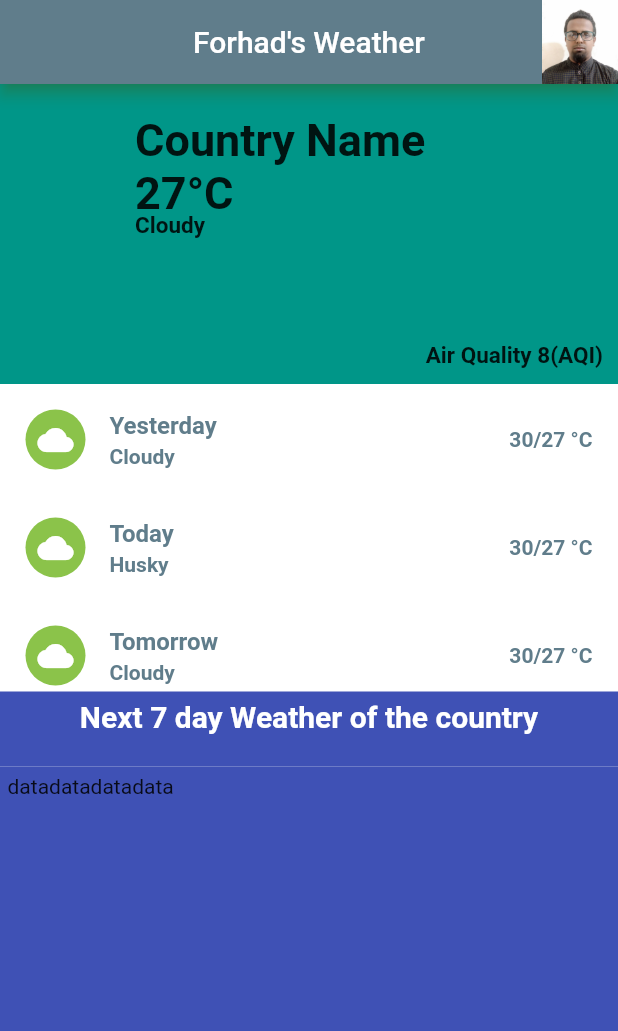
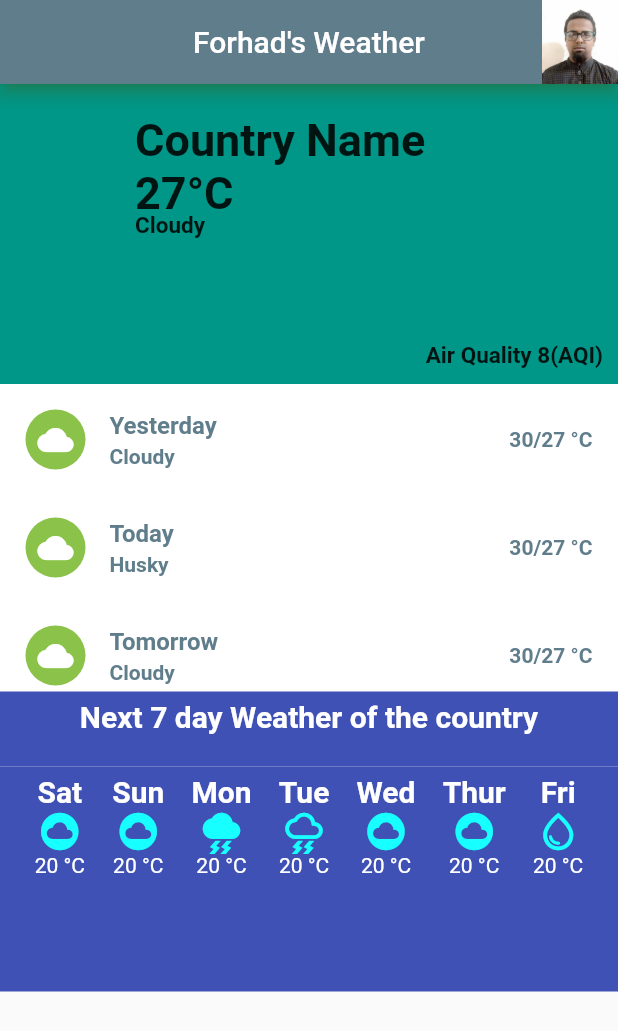
Before and after one commit to ForhadIsrafil/forhad-weather-app-by-flutter, a Flutter app: the screen it shows after launch, on a phone screen of 412 x 824 dp. Shown: the top 1031 px of the screen. Run offline on Flutter 3.47's test engine with Material 2 defaults, Android fonts, the phone set to English and light mode, and no system bars.

Commit message:
7 day weather view done

```diff
--- /dev/null
+++ b/lib/utils/seven_days_weather.dart
@@ -0,0 +1,38 @@
+import 'package:flutter/material.dart';
+
+Column sevenDaysWeather(String day, IconData icon, String weatherValue) {
+  return Column(
+    children: [
+      Row(
+        children: [
+          Text(
+            day,
+            style: const TextStyle(
+                fontWeight: FontWeight.bold,
+                fontSize: 20.0,
+                color: Colors.white),
+          ),
+        ],
+      ),
+      Row(
+        children: [
+          Icon(
+            icon,
+            size: 30,
+            color: Colors.cyanAccent,
+          ),
+        ],
+      ),
+      Row(
+
+        children: [
+          Text(
+            "$weatherValue °C",
+            style: const TextStyle(color: Colors.white),
+            textAlign: TextAlign.center,
+          ),
+        ],
+      ),
+    ],
+  );
+}
--- a/lib/weatherDetails.dart
+++ b/lib/weatherDetails.dart
@@ -1,5 +1,8 @@
 import 'package:flutter/material.dart';
 import 'package:if_weather/utils/bar.dart';
+import 'utils/seven_days_weather.dart';
+import 'main.dart';
+
 
 class WeatherDetails extends StatelessWidget {
   const WeatherDetails({Key? key}) : super(key: key);
@@ -143,25 +146,20 @@ class WeatherDetails extends StatelessWidget {
             Container(
               color: Colors.indigo,
               padding: const EdgeInsets.all(5.0),
-              height: 400.0,
+              height: 150.0,
               child: Row(
+                mainAxisAlignment: MainAxisAlignment.spaceEvenly,
                 children: [
-                  Column(
-
-                    children: [
-                      Row(
-                        children: const [
-                          Text("data"),
-                          Text("data"),
-                          Text("data"),
-                          Text("data"),
-                        ],
-                      )
-                    ],
-                  ),
+                  sevenDaysWeather("Sat", Icons.cloud_circle, "20"),
+                  sevenDaysWeather("Sun", Icons.cloud_circle, "20"),
+                  sevenDaysWeather("Mon", Icons.thunderstorm, "20"),
+                  sevenDaysWeather("Tue", Icons.thunderstorm_outlined, "20"),
+                  sevenDaysWeather("Wed", Icons.cloud_circle, "20"),
+                  sevenDaysWeather("Thur", Icons.cloud_circle, "20"),
+                  sevenDaysWeather("Fri", Icons.water_drop_outlined, "20"),
                 ],
               ),
-            )
+            ),
           ],
         ),
       ),
```
